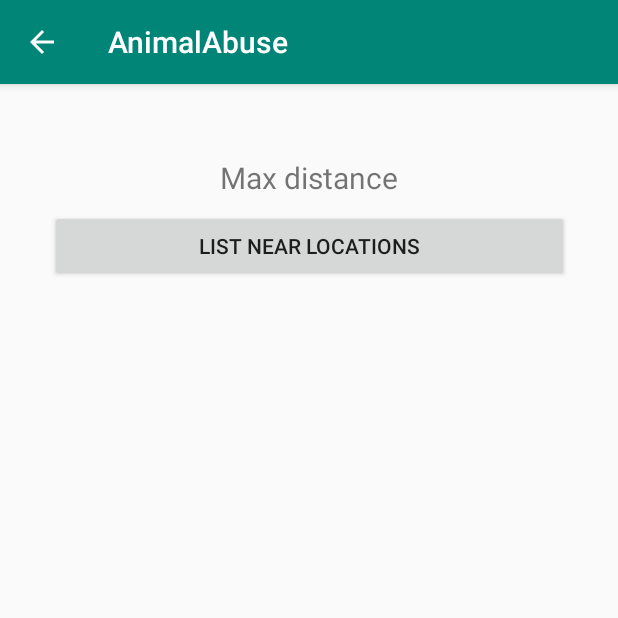
After one commit to bozsandris/AnimalAbuse, an Android app: the AdminService screen opened directly, with no data from a screen before it, on a phone screen of 412 x 824 dp, the top half of it. The commit adds this screen. Run offline under Robolectric (Android 15) with nearby library versions, the phone set to English and light mode, and no system bars; libraries missing offline, so code that uses them is left out: com.mongodb, com.mongodb.client, org.bson.

Commit message:
Admin control interface

```diff
--- /dev/null
+++ b/app/src/main/java/com/example/bozsi/animalabuse/AdminService.java
@@ -0,0 +1,213 @@
+package com.example.bozsi.animalabuse;
+
+import android.Manifest;
+import android.content.Context;
+import android.content.Intent;
+import android.content.pm.PackageManager;
+import android.content.res.ColorStateList;
+import android.graphics.Color;
+import android.location.Location;
+import android.location.LocationListener;
+import android.location.LocationManager;
+import android.os.Bundle;
+import android.support.design.widget.FloatingActionButton;
+import android.support.v4.app.ActivityCompat;
+import android.support.v4.content.ContextCompat;
+import android.support.v7.app.AppCompatActivity;
+import android.view.View;
+import android.widget.Button;
+import android.widget.TextView;
+import android.widget.Toast;
+
+import com.mongodb.MongoClient;
+import com.mongodb.MongoClientURI;
+import com.mongodb.client.MongoCollection;
+import com.mongodb.client.MongoCursor;
+import com.mongodb.client.MongoDatabase;
+import com.mongodb.client.model.Filters;
+import com.mongodb.client.model.geojson.Point;
+import com.mongodb.client.model.geojson.Position;
+
+import org.bson.Document;
+
+public class AdminService extends AppCompatActivity implements LocationListener,View.OnClickListener{
+    public static final String LONGITUDE = "Longitude";
+    public static final String LATITUDE = "Latitude";
+    public static final String USERNAME = "Username";
+    public static final String IMAGECODE = "Imagecode";
+    public static final String MESSAGE = "Message";
+
+    String longitude,latitude;
+    String reports[][]= new String[5][5];
+    LocationManager locationManager;
+    TextView textView;
+    TextView warning;
+    FloatingActionButton fab;
+    Button list;
+    TextView distance;
+    Button report1,report2,report3,report4,report5;
+
+    private void findNear(CharSequence maxdistance) {
+        MongoClientURI connectionstring = new MongoClientURI("mongodb://192.168.2.156:27017");
+        MongoClient mongoClient = new MongoClient(connectionstring);
+        MongoDatabase database = mongoClient.getDatabase("test");
+        MongoCollection<Document> collection = database.getCollection("users");
+        Point refPoint = new Point(new Position( Float.parseFloat(longitude), Float.parseFloat(latitude)));
+        MongoCursor<Document> cursor = collection.find(Filters.near("contact.location", refPoint, Double.valueOf(maxdistance.toString()), 0.0)).iterator();
+        int i=0;
+        try {
+            while (cursor.hasNext() && i<5) {
+                Document doc = cursor.next();
+                String coordinates = doc.getString("coordinates");
+                coordinates = coordinates.substring(coordinates.indexOf("["),coordinates.indexOf("]"));
+                String [] coords = coordinates.split(",");
+                reports[i][0]=doc.getString("username");
+                reports[i][1]=coords[0];
+                reports[i][2]=coords[1];
+                reports[i][3]=doc.getString("image");
+                reports[i][4]=doc.getString("message");
+                switch(i){
+                 case 0: report1.setVisibility(View.VISIBLE);
+                 case 1: report2.setVisibility(View.VISIBLE);
+                 case 2: report3.setVisibility(View.VISIBLE);
+                 case 3: report4.setVisibility(View.VISIBLE);
+                 case 4: report5.setVisibility(View.VISIBLE);
+                 }
+                i++;
+            }
+        } finally {
+            cursor.close();
+            distance.setText("Nearby reports:");
+        }
+    }
+
+
+    @Override
+    protected void onCreate(Bundle savedInstanceState) {
+        super.onCreate(savedInstanceState);
+        setContentView(R.layout.adminservicelayout);
+        textView = findViewById(R.id.textview);
+        warning = findViewById(R.id.warning);
+        CheckPermission();
+        distance = findViewById(R.id.maxdistance);
+        Button report1 = findViewById(R.id.report1);
+        Button report2 = findViewById(R.id.report2);
+        Button report3 = findViewById(R.id.report3);
+        Button report4 = findViewById(R.id.report4);
+        Button report5 = findViewById(R.id.report5);
+        list = findViewById(R.id.button);
+        list.setOnClickListener(new View.OnClickListener(){
+            @Override
+            public void onClick(View view){
+                findNear(distance.getText());
+                list.setVisibility(View.INVISIBLE);
+            }
+        });
+        report1.setOnClickListener(this);
+    }
+
+    @Override
+    protected void onResume() {
+        super.onResume();
+        getLocation();
+    }
+
+    @Override
+    protected void onPause() {
+        super.onPause();
+        locationManager.removeUpdates(this);
+    }
+
+    public void getLocation(){
+        try{
+            locationManager = (LocationManager) getSystemService(Context.LOCATION_SERVICE);
+            locationManager.requestLocationUpdates(LocationManager.GPS_PROVIDER,5000,5,this);
+        }
+        catch (SecurityException ex){
+            ex.printStackTrace();
+        }
+    }
+
+    public void CheckPermission(){
+        if(ContextCompat.checkSelfPermission(getApplicationContext(),Manifest.permission.ACCESS_FINE_LOCATION) != PackageManager.PERMISSION_GRANTED){
+            ActivityCompat.requestPermissions(this,new String[]{Manifest.permission.ACCESS_FINE_LOCATION},101);
+        }
+    }
+
+    @Override
+    public void onLocationChanged(Location location) {
+        fab.setEnabled(true);
+        fab.setBackgroundTintList(ColorStateList.valueOf(Color.parseColor("#008577")));
+        warning.setVisibility(View.INVISIBLE);
+        textView.setVisibility(View.VISIBLE);
+        longitude = String.valueOf(location.getLongitude());
+        latitude = String.valueOf(location.getLatitude());
+        textView.setText("Your current location:\nLongitude: "+longitude+"\n Latitude: "+latitude+"\nNow you can fill out your report by clicking the envelope button!");
+        list.setEnabled(true);
+    }
+
+    @Override
+    public void onStatusChanged(String s, int i, Bundle bundle) {
+
+    }
+
+    @Override
+    public void onProviderEnabled(String s) {
+        Toast.makeText(this,"GPS enabled!",Toast.LENGTH_SHORT).show();
+    }
+
+    @Override
+    public void onProviderDisabled(String s) {
+        fab.setEnabled(false);
+        fab.setBackgroundTintList(ColorStateList.valueOf(Color.RED));
+        Toast.makeText(this,"Please turn on GPS!",Toast.LENGTH_SHORT).show();
+        textView.setVisibility(View.INVISIBLE);
+        warning.setVisibility(View.VISIBLE);
+        list.setEnabled(false);
+    }
+
+    @Override
+    public void onClick(View view) {
+        Intent report = new Intent(getApplicationContext(),ReportInfo.class);
+        switch(view.getId()){
+            case R.id.report1:
+                report.putExtra(USERNAME,reports[0][0]);
+                report.putExtra(LONGITUDE,reports[0][1]);
+                report.putExtra(LATITUDE,reports[0][2]);
+                report.putExtra(IMAGECODE,reports[0][3]);
+                report.putExtra(MESSAGE,reports[0][4]);
+                break;
+            case R.id.report2:
+                report.putExtra(USERNAME,reports[1][0]);
+                report.putExtra(LONGITUDE,reports[1][1]);
+                report.putExtra(LATITUDE,reports[1][2]);
+                report.putExtra(IMAGECODE,reports[1][3]);
+                report.putExtra(MESSAGE,reports[1][4]);
+                break;
+            case R.id.report3:
+                report.putExtra(USERNAME,reports[2][0]);
+                report.putExtra(LONGITUDE,reports[2][1]);
+                report.putExtra(LATITUDE,reports[2][2]);
+                report.putExtra(IMAGECODE,reports[2][3]);
+                report.putExtra(MESSAGE,reports[2][4]);
+                break;
+            case R.id.report4:
+                report.putExtra(USERNAME,reports[3][0]);
+                report.putExtra(LONGITUDE,reports[3][1]);
+                report.putExtra(LATITUDE,reports[3][2]);
+                report.putExtra(IMAGECODE,reports[3][3]);
+                report.putExtra(MESSAGE,reports[3][4]);
+                break;
+            case R.id.report5:
+                report.putExtra(USERNAME,reports[4][0]);
+                report.putExtra(LONGITUDE,reports[4][1]);
+                report.putExtra(LATITUDE,reports[4][2]);
+                report.putExtra(IMAGECODE,reports[4][3]);
+                report.putExtra(MESSAGE,reports[4][4]);
+                break;
+            default:
+                break;
+        }
+        startActivity(report);
+    }
+}
--- a/app/src/main/java/com/example/bozsi/animalabuse/LoginService.java
+++ b/app/src/main/java/com/example/bozsi/animalabuse/LoginService.java
@@ -60,6 +60,10 @@ public class LoginService extends AppCompatActivity {
         if(myDoc == null) {Toast.makeText(getApplicationContext(), "Error! Can't find User!", Toast.LENGTH_SHORT).show();return;}
         if(!password.equals(myDoc.getString("password")))
             Toast.makeText(getApplicationContext(), "Error! Wrong password.", Toast.LENGTH_SHORT).show();
+        if(myDoc.getString("role")=="admin"){
+            Intent adminservice = new Intent(getApplicationContext(),AdminService.class);
+            startActivity(adminservice);
+        }
         else{
             Intent animalservice = new Intent(getApplicationContext(),AnimalAbuseService.class);
             animalservice.putExtra(EMAIL,email);
--- a/app/src/main/java/com/example/bozsi/animalabuse/RegisterService.java
+++ b/app/src/main/java/com/example/bozsi/animalabuse/RegisterService.java
@@ -63,7 +63,8 @@ public class RegisterService extends AppCompatActivity {
             myDoc= new Document("name",name);
             myDoc
                     .append("username",email)
-                    .append("password",password);
+                    .append("password",password)
+                    .append("role", "guest");
             collection.insertOne(myDoc);
             Toast.makeText(getApplicationContext(),"User has been successfully registered!",Toast.LENGTH_SHORT).show();
             Intent login = new Intent(getApplicationContext(),LoginService.class);
--- /dev/null
+++ b/app/src/main/res/layout/adminservicelayout.xml
@@ -0,0 +1,124 @@
+<?xml version="1.0" encoding="utf-8"?>
+<android.support.constraint.ConstraintLayout
+    xmlns:android="http://schemas.android.com/apk/res/android"
+    xmlns:app="http://schemas.android.com/apk/res-auto"
+    xmlns:tools="http://schemas.android.com/tools"
+    android:layout_width="match_parent"
+    android:layout_height="match_parent">
+
+    <TextView
+        android:id="@+id/textview"
+        android:layout_width="wrap_content"
+        android:layout_height="wrap_content"
+        android:textSize="24sp"
+        tools:layout_editor_absoluteX="192dp"
+        tools:layout_editor_absoluteY="8dp" />
+
+    <TextView
+        android:id="@+id/warning"
+        android:layout_width="wrap_content"
+        android:layout_height="wrap_content"
+        android:layout_marginStart="8dp"
+        android:layout_marginTop="8dp"
+        android:layout_marginEnd="8dp"
+        android:textColor="#FF0000"
+        android:textSize="24sp"
+        android:visibility="invisible"
+        app:layout_constraintEnd_toEndOf="parent"
+        app:layout_constraintStart_toStartOf="parent"
+        app:layout_constraintTop_toTopOf="parent" />
+
+    <TextView
+        android:id="@+id/maxdistance"
+        android:layout_width="wrap_content"
+        android:layout_height="wrap_content"
+        android:layout_marginStart="8dp"
+        android:layout_marginTop="8dp"
+        android:layout_marginEnd="8dp"
+        android:text="Max distance"
+        android:textSize="20sp"
+        app:layout_constraintEnd_toEndOf="parent"
+        app:layout_constraintStart_toStartOf="parent"
+        app:layout_constraintTop_toBottomOf="@+id/warning" />
+
+    <Button
+        android:id="@+id/button"
+        android:layout_width="346dp"
+        android:layout_height="wrap_content"
+        android:layout_marginStart="8dp"
+        android:layout_marginTop="8dp"
+        android:layout_marginEnd="8dp"
+        android:text="List near locations"
+        app:layout_constraintEnd_toEndOf="parent"
+        app:layout_constraintStart_toStartOf="parent"
+        app:layout_constraintTop_toBottomOf="@+id/maxdistance" />
+
+    <Button
+        android:id="@+id/report1"
+        android:layout_width="358dp"
+        android:layout_height="wrap_content"
+        android:layout_marginStart="8dp"
+        android:layout_marginTop="8dp"
+        android:layout_marginEnd="8dp"
+        android:text="Report1"
+        android:visibility="invisible"
+        app:layout_constraintEnd_toEndOf="parent"
+        app:layout_constraintStart_toStartOf="parent"
+        app:layout_constraintTop_toBottomOf="@+id/button" />
+
+    <Button
+        android:id="@+id/report2"
+        android:layout_width="358dp"
+        android:layout_height="wrap_content"
+        android:layout_marginStart="8dp"
+        android:layout_marginTop="8dp"
+        android:layout_marginEnd="8dp"
+        android:text="Report2"
+        android:visibility="invisible"
+        app:layout_constraintEnd_toEndOf="parent"
+        app:layout_constraintHorizontal_bias="0.2"
+        app:layout_constraintStart_toStartOf="parent"
+        app:layout_constraintTop_toBottomOf="@+id/report1" />
+
+    <Button
+        android:id="@+id/report3"
+        android:layout_width="358dp"
+        android:layout_height="wrap_content"
+        android:layout_marginStart="8dp"
+        android:layout_marginTop="8dp"
+        android:layout_marginEnd="8dp"
+        android:text="Report3"
+        android:visibility="invisible"
+        app:layout_constraintEnd_toEndOf="parent"
+        app:layout_constraintHorizontal_bias="0.0"
+        app:layout_constraintStart_toStartOf="parent"
+        app:layout_constraintTop_toBottomOf="@+id/report2" />
+
+    <Button
+        android:id="@+id/report4"
+        android:layout_width="358dp"
+        android:layout_height="wrap_content"
+        android:layout_marginStart="8dp"
+        android:layout_marginTop="8dp"
+        android:layout_marginEnd="8dp"
+        android:text="Report4"
+        android:visibility="invisible"
+        app:layout_constraintEnd_toEndOf="parent"
+        app:layout_constraintHorizontal_bias="0.0"
+        app:layout_constraintStart_toStartOf="parent"
+        app:layout_constraintTop_toBottomOf="@+id/report3" />
+
+    <Button
+        android:id="@+id/report5"
+        android:layout_width="358dp"
+        android:layout_height="wrap_content"
+        android:layout_marginStart="8dp"
+        android:layout_marginTop="8dp"
+        android:layout_marginEnd="8dp"
+        android:text="Report5"
+        android:visibility="invisible"
+        app:layout_constraintEnd_toEndOf="parent"
+        app:layout_constraintHorizontal_bias="0.0"
+        app:layout_constraintStart_toStartOf="parent"
+        app:layout_constraintTop_toBottomOf="@+id/report4" />
+</android.support.constraint.ConstraintLayout>
--- a/app/src/main/res/layout/registrationlayout.xml
+++ b/app/src/main/res/layout/registrationlayout.xml
@@ -25,7 +25,7 @@
             android:id="@+id/textView"
             android:layout_width="match_parent"
             android:layout_height="wrap_content"
-            android:padding="10dp"
+            android:padding="5dp"
             android:text="Get Started"
             android:textColor="#FFFFFF"
             android:textSize="18sp" />
```
Also changed, not shown: app/src/main/AndroidManifest.xml (+10 -0 lines), app/src/main/java/com/example/bozsi/animalabuse/ReportActivity.java (+9 -5 lines), app/src/main/java/com/example/bozsi/animalabuse/ReportInfo.java (added, +78 -0 lines), app/src/main/res/layout/reportview.xml (added, +80 -0 lines).
